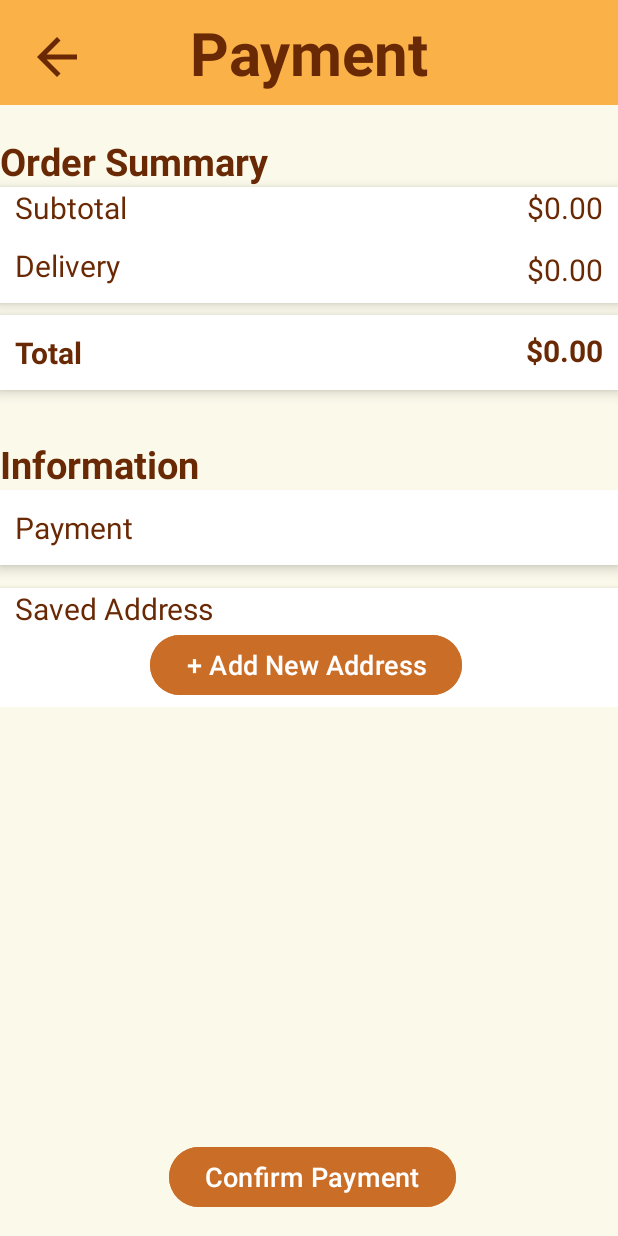
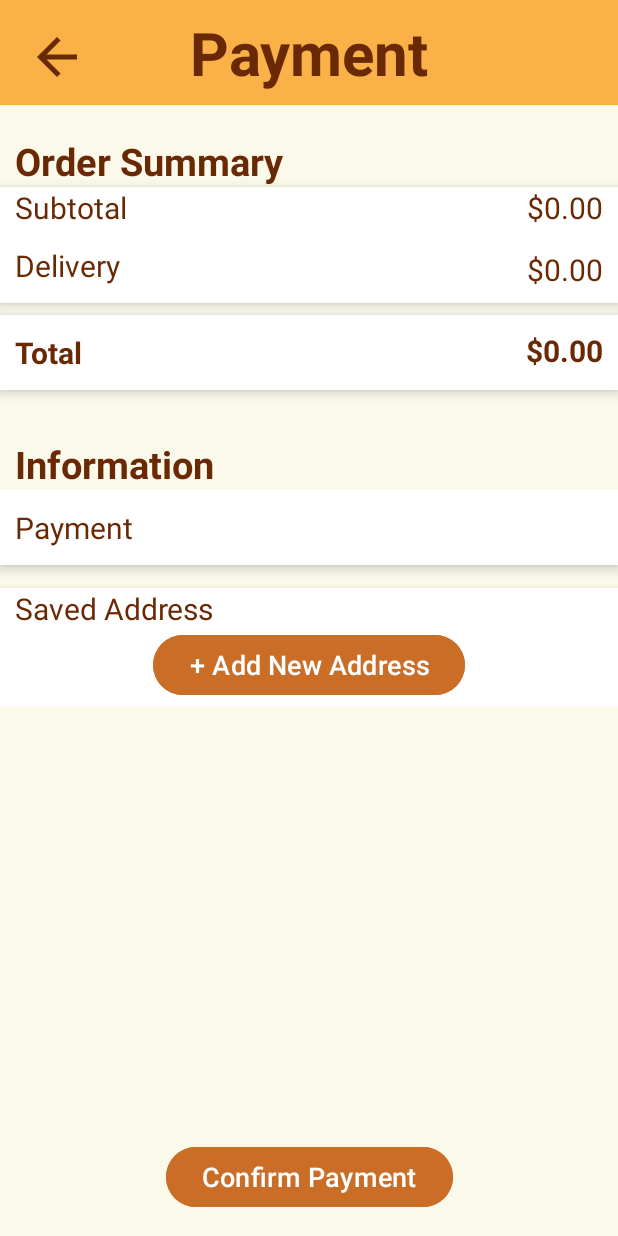
Before and after one commit to IsThisApple/MAD24_PO4_Team3, an Android app: the Payment screen opened directly, with no data from a screen before it, on a phone screen of 412 x 824 dp. Run offline under Robolectric (Android 15) with nearby library versions, the phone set to English and light mode, and no system bars.

Commit message:
center buttons

```diff
--- a/app/src/main/res/layout/activity_pay_add_card.xml
+++ b/app/src/main/res/layout/activity_pay_add_card.xml
@@ -27,7 +27,7 @@
         android:id="@+id/carcar"
         android:layout_width="wrap_content"
         android:layout_height="wrap_content"
-        android:text="Card:"
+        android:text="Choose\nCard:"
         android:textSize="20dp"
         android:textStyle="bold"
         android:textColor="@color/darkbrown"
@@ -41,7 +41,7 @@
         android:layout_width="330dp"
         android:layout_height="wrap_content"
         android:layout_marginLeft="20dp"
-        android:layout_marginTop="40dp"
+        android:layout_marginTop="55dp"
         android:background="@color/white"
         android:elevation="2dp"
         app:layout_constraintLeft_toRightOf="@id/carcar"
@@ -131,7 +131,7 @@
         android:layout_width="wrap_content"
         android:layout_height="wrap_content"
         android:layout_marginLeft="8dp"
-        android:text="This code is a three or four \ndigit number printed on the \nback or front of credit cards."
+        android:text="This code is a three digit\nnumber printed on the back \nor front of credit cards."
         android:textColor="@color/darkbrown"
         android:textSize="15dp"
         android:layout_marginTop="5dp"
--- a/app/src/main/res/layout/activity_payment.xml
+++ b/app/src/main/res/layout/activity_payment.xml
@@ -34,6 +34,7 @@
         android:textColor="@color/darkbrown"
         android:textSize="25dp"
         android:textStyle="bold"
+        android:layout_marginLeft="10dp"
         app:layout_constraintStart_toStartOf="parent"
         app:layout_constraintTop_toBottomOf="@+id/title"
         android:layout_marginTop="20dp"
@@ -156,6 +157,7 @@
         android:textSize="25dp"
         android:textStyle="bold"
         android:paddingTop="20dp"
+        android:layout_marginLeft="10dp"
         app:layout_constraintStart_toStartOf="parent"
         app:layout_constraintTop_toBottomOf="@+id/totalParent" />
 
@@ -228,17 +230,14 @@
                 android:id="@+id/newAdd"
                 android:layout_width="wrap_content"
                 android:layout_height="wrap_content"
-                android:layout_marginLeft="100dp"
+                android:layout_gravity="center"
                 android:layout_marginBottom="4dp"
                 android:backgroundTint="@color/brown"
                 android:elevation="5dp"
                 android:text="+ Add New Address"
-                android:textSize="18dp"
-                app:layout_constraintLeft_toLeftOf="parent"
-                app:layout_constraintTop_toBottomOf="@id/addressView"
-                app:layout_constraintHorizontal_bias="0.5"/>
+                android:textSize="18dp"/>
+        </LinearLayout>
 
-        </LinearLayout>
 
     </LinearLayout>
 
@@ -246,14 +245,14 @@
         android:id="@+id/confirmPayment"
         android:layout_width="wrap_content"
         android:layout_height="wrap_content"
-        android:layout_marginRight="108dp"
         android:backgroundTint="@color/brown"
         android:text="Confirm Payment"
         android:textSize="18dp"
         app:layout_constraintBottom_toBottomOf="parent"
-        app:layout_constraintRight_toRightOf="parent"
-        android:layout_marginBottom="15dp"
-        app:layout_constraintVertical_bias="0.5"/>
+        app:layout_constraintStart_toStartOf="parent"
+        app:layout_constraintEnd_toEndOf="parent"
+        app:layout_constraintVertical_bias="0.5"
+        android:layout_marginBottom="15dp"/>
 
     <ImageView
         android:id="@+id/backButton"
```
